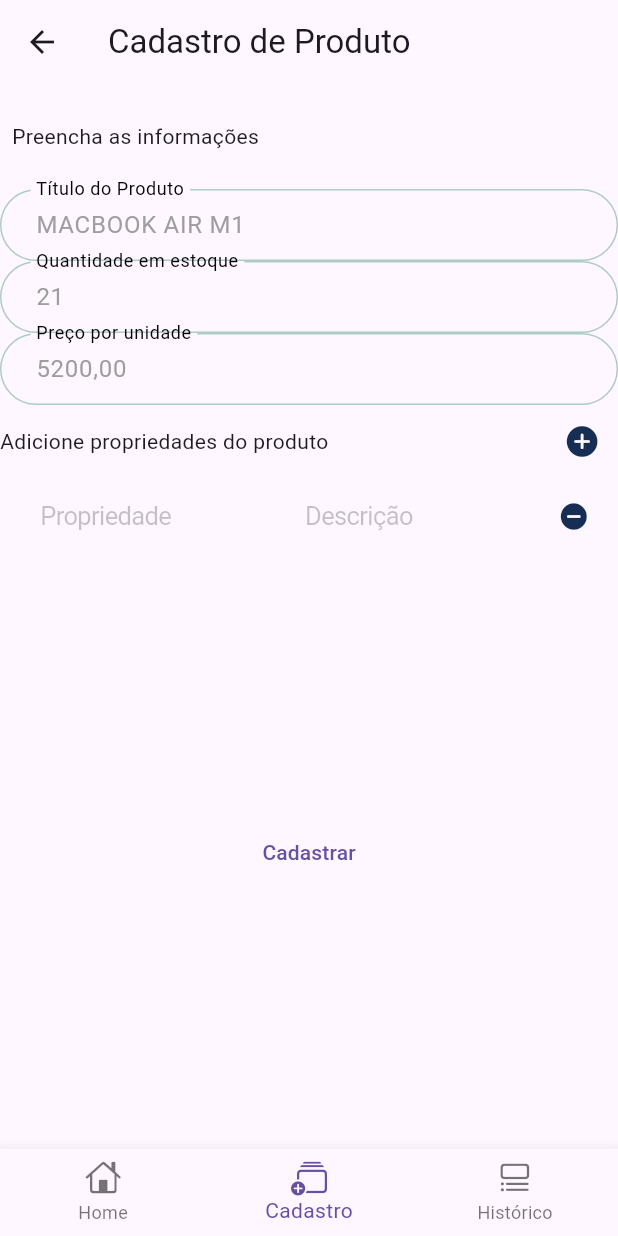
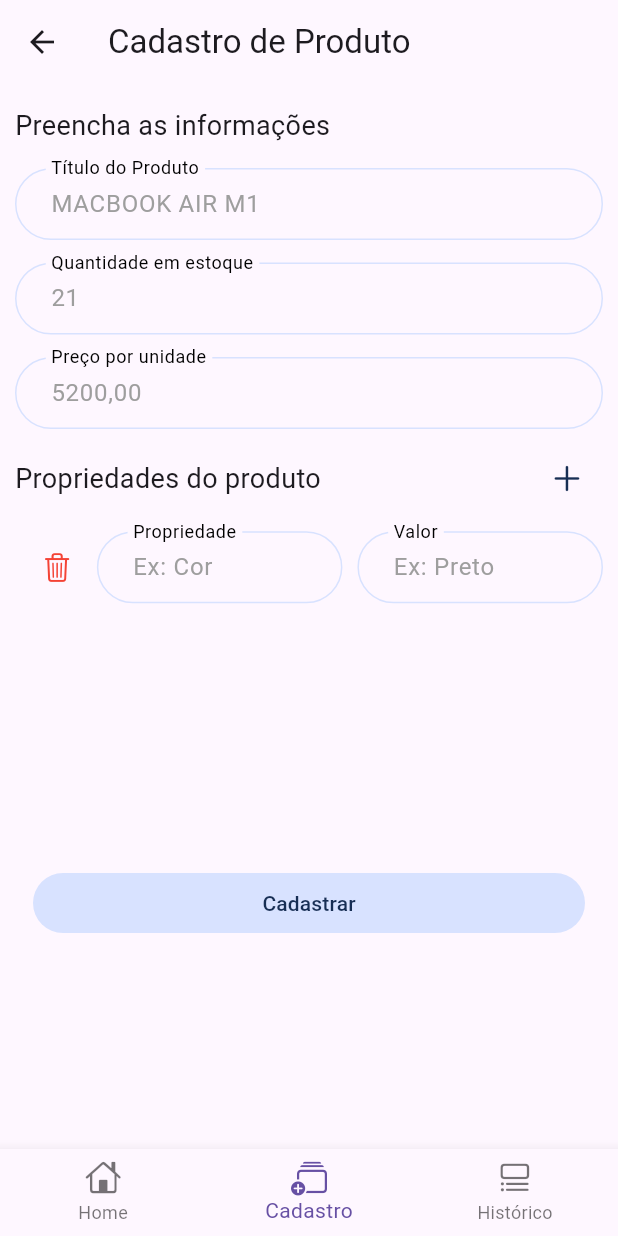
Before and after one commit to devcsuzarte/myCommerce_Flutter, a Flutter app: the HomeScreen screen opened directly, item 2 of the bottom bar chosen, on a phone screen of 412 x 824 dp. Run offline on Flutter 3.47's test engine with Material 3 defaults, Android fonts, the phone set to English and light mode, and no system bars; our stand-ins replace cloud_firestore, firebase_auth, firebase_core; missing offline and left inert: dart:ffi; accounts and stored records are empty.

Commit message:
Fix Add item UI

```diff
--- a/lib/constants.dart
+++ b/lib/constants.dart
@@ -36,12 +36,12 @@ const kInputDecoration = InputDecoration(
   ),
   enabledBorder: OutlineInputBorder(
     borderSide:
-    BorderSide(color: Color(0xFFAECCC4), width: 1.0),
+    BorderSide(color: kPrimaryColor, width: 1.0),
     borderRadius: BorderRadius.all(Radius.circular(32.0)),
   ),
   focusedBorder: OutlineInputBorder(
     borderSide:
-    BorderSide(color: Color(0xFFAECCC4),width: 2.0),
+    BorderSide(color: kSecondaryColor,width: 2.0),
     borderRadius: BorderRadius.all(Radius.circular(32.0)),
   ),
 );
--- a/lib/screens/add_item_screen/cupertino_add_item_screen.dart
+++ b/lib/screens/add_item_screen/add_item_screen.dart
@@ -11,16 +11,16 @@ import 'package:provider/provider.dart';
 
 final db = FirebaseFirestore.instance;
 
-class CupertinoAddItemScreen extends StatefulWidget {
-  const CupertinoAddItemScreen({
+class AddItemScreen extends StatefulWidget {
+  const AddItemScreen({
     super.key,
   });
 
   @override
-  State<CupertinoAddItemScreen> createState() => _CupertinoAddItemScreenState();
+  State<AddItemScreen> createState() => _AddItemScreenState();
 }
 
-class _CupertinoAddItemScreenState extends State<CupertinoAddItemScreen> {
+class _AddItemScreenState extends State<AddItemScreen> {
   final formKey = GlobalKey<FormState>();
   String title = '';
   int stock = 1;
@@ -36,16 +36,23 @@ class _CupertinoAddItemScreenState extends State<CupertinoAddItemScreen> {
         body:  Form(
               key: formKey,
               child: ListView(
-                padding: EdgeInsets.zero,
+                padding: EdgeInsets.symmetric(horizontal: 10),
                 children: [
                         Padding(
-                          padding: const EdgeInsets.symmetric(vertical: 25, horizontal: 8.0),
-                          child: Text('Preencha as informações'),
+                          padding: const EdgeInsets.symmetric(vertical: 15.0),
+                          child: Text(
+                            'Preencha as informações',
+                            style: TextStyle(
+                              fontSize: 18
+                            ),
+                          ),
                         ),
                         Container(
                           child: Column(
                             children: [
-                              TextFormField(
+                              Padding(
+                                padding: const EdgeInsets.only(bottom: 15.0),
+                                child: TextFormField(
                                   decoration: kInputDecoration.copyWith(
                                     labelText: 'Título do Produto',
                                     hintText: 'MACBOOK AIR M1'
@@ -61,7 +68,10 @@ class _CupertinoAddItemScreenState extends State<CupertinoAddItemScreen> {
                                     }
                                   },
                                 ),
-                              TextFormField(
+                              ),
+                              Padding(
+                                padding: const EdgeInsets.only(bottom: 15.0),
+                                child: TextFormField(
                                   decoration: kInputDecoration.copyWith(
                                     labelText: 'Quantidade em estoque',
                                     hintText: '21',
@@ -77,6 +87,7 @@ class _CupertinoAddItemScreenState extends State<CupertinoAddItemScreen> {
                                       return null;
                                     }
                                   },
+                                ),
                               ),
                               TextFormField(
                                 decoration: kInputDecoration.copyWith(
@@ -101,11 +112,21 @@ class _CupertinoAddItemScreenState extends State<CupertinoAddItemScreen> {
                     children: [
                       Row(
                         mainAxisAlignment: MainAxisAlignment.spaceBetween,
+                        crossAxisAlignment: CrossAxisAlignment.center,
                         children: [
-                          Text('Adicione propriedades do produto'),
+                          Padding(
+                            padding: const EdgeInsets.symmetric(vertical: 20.0),
+                            child: Text(
+                              'Propriedades do produto',
+                              style: TextStyle(
+                                fontSize: 18
+                              ),
+                            ),
+                          ),
+                          Spacer(),
                           IconButton(
                               icon: Icon(
-                                CupertinoIcons.add_circled_solid,
+                                CupertinoIcons.add,
                                 color: kSecondaryColor,
                               ),
                               onPressed: () {
@@ -126,6 +147,10 @@ class _CupertinoAddItemScreenState extends State<CupertinoAddItemScreen> {
                     margin: EdgeInsets.symmetric(horizontal: 12),
                     width: double.infinity,
                     child: TextButton(
+                      style: TextButton.styleFrom(
+                        foregroundColor: kSecondaryColor,
+                        backgroundColor: kPrimaryColor,
+                      ),
                         onPressed: () {
                           final form = formKey.currentState!;
                           if (form.validate()){
--- a/lib/screens/home_screen/home_screen.dart
+++ b/lib/screens/home_screen/home_screen.dart
@@ -1,7 +1,7 @@
 import 'package:flutter/cupertino.dart';
 import 'package:flutter/material.dart';
 import 'package:mycommerce/constants.dart';
-import 'package:mycommerce/screens/add_item_screen/cupertino_add_item_screen.dart';
+import 'package:mycommerce/screens/add_item_screen/add_item_screen.dart';
 import 'package:mycommerce/screens/items_screen/items_screen.dart';
 import '../bills_screen/cupertino_bill_screen.dart';
 
@@ -23,7 +23,7 @@ class _HomeScreenState extends State<HomeScreen> {
 
   final List<Widget> _screens = [
     ItemsScreen(),
-    CupertinoAddItemScreen(),
+    AddItemScreen(),
     CupertinoBillScreen(),
   ];
 
--- a/lib/widgets/detail_list/detailList.dart
+++ b/lib/widgets/detail_list/detailList.dart
@@ -18,32 +18,41 @@ class Detaillist extends StatelessWidget {
                   mainAxisAlignment: MainAxisAlignment.spaceBetween,
                   crossAxisAlignment: CrossAxisAlignment.center,
                   children: [
-                    Flexible(
-                      flex: 3,
-                      child: CupertinoTextFormFieldRow(
-                        textInputAction: TextInputAction.next,
-                        placeholder: detail.property,
-                        controller: detail.propertyTextController,
-                      ),
-                    ),
-                    Flexible(
-                      flex: 3,
-                      child: CupertinoTextFormFieldRow(
-                        textInputAction: TextInputAction.next,
-                        placeholder: detail.description,
-                        controller: detail.descriptionTextController,
-                      ),
-                    ),
                     Expanded(
                         child: CupertinoButton(
                             child: Icon(
-                              CupertinoIcons.minus_circle_fill,
-                              color: kSecondaryColor,
+                              CupertinoIcons.trash,
+                              color: Colors.red,
                             ),
                             onPressed: () {
                               Provider.of<ItemData>(context, listen: false).removeDetail(index);
                               print('Remove detail pressed');
                             })
+                    ),
+                    Flexible(
+                      flex: 3,
+                      child: TextFormField(
+                        textInputAction: TextInputAction.next,
+                        controller: detail.propertyTextController,
+                        decoration: kInputDecoration.copyWith(
+                          labelText: 'Propriedade',
+                          hintText: 'Ex: Cor'
+                        ),
+                      ),
+                    ),
+                    SizedBox(
+                      width: 10,
+                    ),
+                    Flexible(
+                      flex: 3,
+                      child: TextFormField(
+                        textInputAction: TextInputAction.next,
+                        controller: detail.descriptionTextController,
+                        decoration: kInputDecoration.copyWith(
+                            labelText: 'Valor',
+                            hintText: 'Ex: Preto'
+                        ),
+                      ),
                     ),
                   ],
                 );
```
Also changed, not shown: 1 other file. Lines whose indentation alone changed are shown as unchanged.
